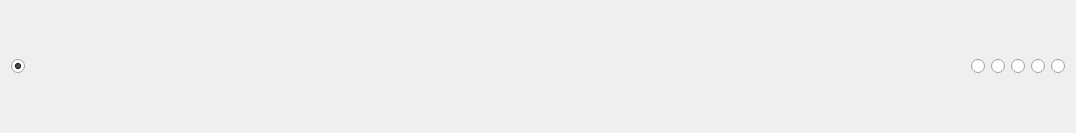
First picture: the form in resources/forms/ext_widget.ui, repository gregorycarnegie/autocrop, before the edit.
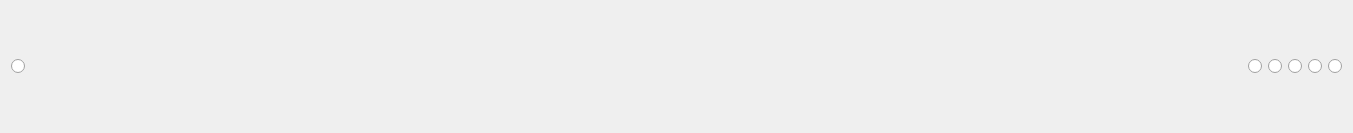
Second picture: the form after the edit. Icons and pictures are not drawn.

```diff
--- a/resources/forms/ext_widget.ui
+++ b/resources/forms/ext_widget.ui
@@ -6,16 +6,28 @@
    <rect>
     <x>0</x>
     <y>0</y>
-    <width>1076</width>
+    <width>1353</width>
     <height>133</height>
    </rect>
   </property>
+  <property name="sizePolicy">
+   <sizepolicy hsizetype="Expanding" vsizetype="Expanding">
+    <horstretch>0</horstretch>
+    <verstretch>0</verstretch>
+   </sizepolicy>
+  </property>
   <property name="windowTitle">
    <string>Form</string>
   </property>
-  <layout class="QHBoxLayout" name="horizontalLayout">
+  <layout class="QHBoxLayout" name="horizontalLayout" stretch="0,1,0,0,0,0,0">
    <item>
     <widget class="QRadioButton" name="radioButton_1">
+     <property name="sizePolicy">
+      <sizepolicy hsizetype="Expanding" vsizetype="Expanding">
+       <horstretch>0</horstretch>
+       <verstretch>0</verstretch>
+      </sizepolicy>
+     </property>
      <property name="styleSheet">
       <string notr="true">QRadioButton::indicator:checked{
 	image: url(:/resources/icons/file_no_checked.svg);
@@ -34,7 +46,7 @@
       </size>
      </property>
      <property name="checked">
-      <bool>true</bool>
+      <bool>false</bool>
      </property>
     </widget>
    </item>
@@ -53,6 +65,12 @@
    </item>
    <item>
     <widget class="QRadioButton" name="radioButton_2">
+     <property name="sizePolicy">
+      <sizepolicy hsizetype="Expanding" vsizetype="Expanding">
+       <horstretch>0</horstretch>
+       <verstretch>0</verstretch>
+      </sizepolicy>
+     </property>
      <property name="styleSheet">
       <string notr="true">QRadioButton::indicator:checked{
 	image: url(:/resources/icons/file_bmp_checked.svg);
@@ -68,6 +86,12 @@
    </item>
    <item>
     <widget class="QRadioButton" name="radioButton_3">
+     <property name="sizePolicy">
+      <sizepolicy hsizetype="Expanding" vsizetype="Expanding">
+       <horstretch>0</horstretch>
+       <verstretch>0</verstretch>
+      </sizepolicy>
+     </property>
      <property name="styleSheet">
       <string notr="true">QRadioButton::indicator:checked{
 	image: url(:/resources/icons/file_jpg_checked.svg);
@@ -83,6 +107,12 @@
    </item>
    <item>
     <widget class="QRadioButton" name="radioButton_4">
+     <property name="sizePolicy">
+      <sizepolicy hsizetype="Expanding" vsizetype="Expanding">
+       <horstretch>0</horstretch>
+       <verstretch>0</verstretch>
+      </sizepolicy>
+     </property>
      <property name="styleSheet">
       <string notr="true">QRadioButton::indicator:checked{
 	image: url(:/resources/icons/file_png_checked.svg);
@@ -98,6 +128,12 @@
    </item>
    <item>
     <widget class="QRadioButton" name="radioButton_5">
+     <property name="sizePolicy">
+      <sizepolicy hsizetype="Expanding" vsizetype="Expanding">
+       <horstretch>0</horstretch>
+       <verstretch>0</verstretch>
+      </sizepolicy>
+     </property>
      <property name="styleSheet">
       <string notr="true">QRadioButton::indicator:checked{
 	image: url(:/resources/icons/file_tiff_checked.svg);
@@ -113,6 +149,12 @@
    </item>
    <item>
     <widget class="QRadioButton" name="radioButton_6">
+     <property name="sizePolicy">
+      <sizepolicy hsizetype="Expanding" vsizetype="Expanding">
+       <horstretch>0</horstretch>
+       <verstretch>0</verstretch>
+      </sizepolicy>
+     </property>
      <property name="styleSheet">
       <string notr="true">QRadioButton::indicator:checked{
 	image: url(:/resources/icons/file_webp_checked.svg);
```
